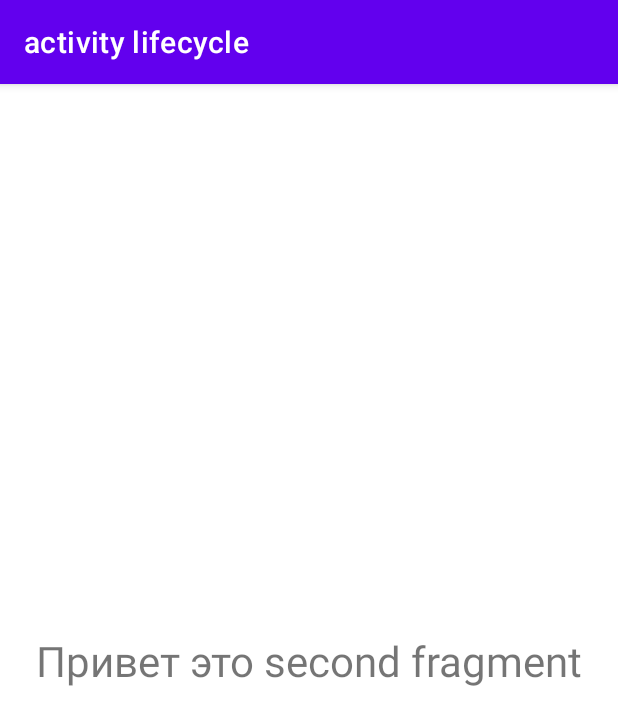
After one commit to Dmitriy-ev/android, an Android app: the fragment SecondFragment placed in its activity, on a phone screen of 412 x 824 dp. The commit adds this screen. Shown: the top 725 px of the screen. Run offline under Robolectric (Android 15) with nearby library versions, the phone set to English and light mode, and no system bars.

Commit message:
add fragment

```diff
--- a/activity_lifecycle/app/src/main/java/com/ev/activitylifecycle/SecondActivity.kt
+++ b/activity_lifecycle/app/src/main/java/com/ev/activitylifecycle/SecondActivity.kt
@@ -1,6 +1,9 @@
 package com.ev.activitylifecycle
 
+import android.content.DialogInterface
+import android.content.Intent
 import android.os.Bundle
+import android.util.Log
 import androidx.appcompat.app.AlertDialog
 import androidx.appcompat.app.AppCompatActivity
 import com.ev.activitylifecycle.databinding.ActivitySecondBinding
@@ -11,7 +14,38 @@ class SecondActivity : AppCompatActivity() {
         super.onCreate(savedInstanceState)
         binding = ActivitySecondBinding.inflate(layoutInflater)
         setContentView(binding.root)
+        Log.d(TAG, "onCreate()")
         setupAlertDialog()
+    }
+
+    override fun onStart() {
+        super.onStart()
+        Log.d(TAG, "onStart()")
+    }
+
+    override fun onResume() {
+        super.onResume()
+        Log.d(TAG, "onResume()")
+    }
+
+    override fun onPause() {
+        super.onPause()
+        Log.d(TAG, "onPause()")
+    }
+
+    override fun onStop() {
+        super.onStop()
+        Log.d(TAG, "onStop()")
+    }
+
+    override fun onRestart() {
+        super.onRestart()
+        Log.d(TAG, "onRestart()")
+    }
+
+    override fun onDestroy() {
+        super.onDestroy()
+        Log.d(TAG, "onDestroy()")
     }
 
     private fun setupAlertDialog() {
@@ -19,9 +53,30 @@ class SecondActivity : AppCompatActivity() {
         alertDialog.setTitle("Информационное сообщение")
         alertDialog.setMessage("Вы во втором активити, для возврата нажмите кнопку")
         alertDialog.setPositiveButton(
-            "К первому активити"
-        ) { _, _ -> finish() }
+            "перейти к первому активити"
+        ) { _, _ -> startActivity(Intent(this@SecondActivity, FirstActivity::class.java)) }
+        alertDialog.setNegativeButton(
+            "перейти к первому фрагменту"
+        ) { _, _ -> launchFirstFragment() }
+        alertDialog.setNeutralButton("перейти ко второму фрагменту")
+        { _, _ -> launchSecondFragment() }
         alertDialog.create()
         alertDialog.show()
     }
+
+    private fun launchFirstFragment() {
+        supportFragmentManager.beginTransaction()
+            .add(R.id.main_container, FirstFragment.getInstance())
+            .commit()
+    }
+
+    private fun launchSecondFragment() {
+        supportFragmentManager.beginTransaction()
+            .replace(R.id.main_container, SecondFragment.getInstance())
+            .commit()
+    }
+
+    companion object {
+        private const val TAG = "SecondActivity"
+    }
 }
--- /dev/null
+++ b/activity_lifecycle/app/src/main/java/com/ev/activitylifecycle/SecondFragment.kt
@@ -0,0 +1,82 @@
+package com.ev.activitylifecycle
+
+import android.content.Context
+import android.os.Bundle
+import android.util.Log
+import android.view.LayoutInflater
+import android.view.View
+import android.view.ViewGroup
+import androidx.fragment.app.Fragment
+import com.ev.activitylifecycle.databinding.FragmentSecondBinding
+
+class SecondFragment : Fragment() {
+
+    private var _binding: FragmentSecondBinding? = null
+    private val binding: FragmentSecondBinding
+        get() = _binding ?: throw RuntimeException("FragmentFirstBinding is null")
+
+    override fun onAttach(context: Context) {
+        super.onAttach(context)
+        Log.d(TAG, "onAttach()")
+    }
+
+    override fun onCreate(savedInstanceState: Bundle?) {
+        super.onCreate(savedInstanceState)
+        Log.d(TAG, "onCreate()")
+    }
+
+    override fun onCreateView(inflater: LayoutInflater, container: ViewGroup?, savedInstanceState: Bundle?): View? {
+        Log.d(TAG, "onCreateView()")
+        _binding = FragmentSecondBinding.inflate(inflater, container, false)
+        return binding.root
+    }
+
+    override fun onViewCreated(view: View, savedInstanceState: Bundle?) {
+        super.onViewCreated(view, savedInstanceState)
+        Log.d(TAG, "onViewCreated()")
+    }
+
+    override fun onStart() {
+        super.onStart()
+        Log.d(TAG, "onStart()")
+    }
+
+    override fun onResume() {
+        super.onResume()
+        Log.d(TAG, "onResume()")
+    }
+
+    override fun onPause() {
+        super.onPause()
+        Log.d(TAG, "onPause()")
+    }
+
+    override fun onStop() {
+        super.onStop()
+        Log.d(TAG, "onStop()")
+    }
+
+    override fun onDestroyView() {
+        super.onDestroyView()
+        _binding = null
+        Log.d(TAG, "onDestroyView()")
+    }
+
+    override fun onDestroy() {
+        super.onDestroy()
+        Log.d(TAG, "onDestroy()")
+    }
+
+    override fun onDetach() {
+        super.onDetach()
+        Log.d(TAG, "onDetach()")
+    }
+
+    companion object {
+        private const val TAG = "SecondFragment"
+
+        fun getInstance(): SecondFragment {
+            return SecondFragment()
+        }
+    }
+}
--- a/activity_lifecycle/app/src/main/res/layout/activity_second.xml
+++ b/activity_lifecycle/app/src/main/res/layout/activity_second.xml
@@ -1,9 +1,10 @@
 <?xml version="1.0" encoding="utf-8"?>
-<androidx.constraintlayout.widget.ConstraintLayout
+<androidx.fragment.app.FragmentContainerView
     xmlns:android="http://schemas.android.com/apk/res/android"
     xmlns:app="http://schemas.android.com/apk/res-auto"
     xmlns:tools="http://schemas.android.com/tools"
+    android:id="@+id/main_container"
     android:layout_width="match_parent"
-    android:layout_height="match_parent">
-
-</androidx.constraintlayout.widget.ConstraintLayout>
+    android:layout_height="match_parent"
+    tools:context=".SecondActivity">
+</androidx.fragment.app.FragmentContainerView>
--- /dev/null
+++ b/activity_lifecycle/app/src/main/res/layout/fragment_second.xml
@@ -0,0 +1,20 @@
+<?xml version="1.0" encoding="utf-8"?>
+<androidx.constraintlayout.widget.ConstraintLayout
+    xmlns:android="http://schemas.android.com/apk/res/android"
+    xmlns:app="http://schemas.android.com/apk/res-auto"
+    xmlns:tools="http://schemas.android.com/tools"
+    android:id="@+id/tv_second_fragment"
+    android:layout_width="match_parent"
+    android:layout_height="match_parent">
+
+    <TextView
+        android:id="@+id/textView"
+        android:layout_width="wrap_content"
+        android:layout_height="wrap_content"
+        android:text="Привет это second fragment"
+        android:textSize="28sp"
+        app:layout_constraintBottom_toBottomOf="parent"
+        app:layout_constraintEnd_toEndOf="parent"
+        app:layout_constraintStart_toStartOf="parent"
+        app:layout_constraintTop_toTopOf="parent" />
+</androidx.constraintlayout.widget.ConstraintLayout>
```
Also changed, not shown: activity_lifecycle/app/src/main/java/com/ev/activitylifecycle/FirstActivity.kt (+37 -0 lines), activity_lifecycle/app/src/main/java/com/ev/activitylifecycle/FirstFragment.kt (added, +82 -0 lines), activity_lifecycle/app/src/main/res/layout/fragment_first.xml (added, +20 -0 lines).
